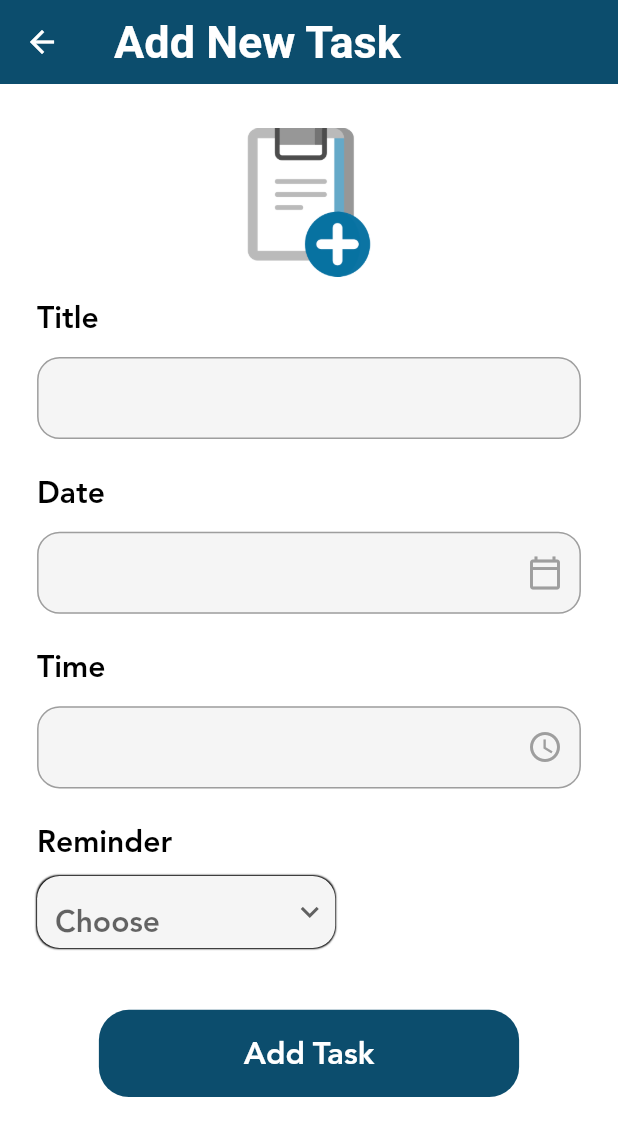
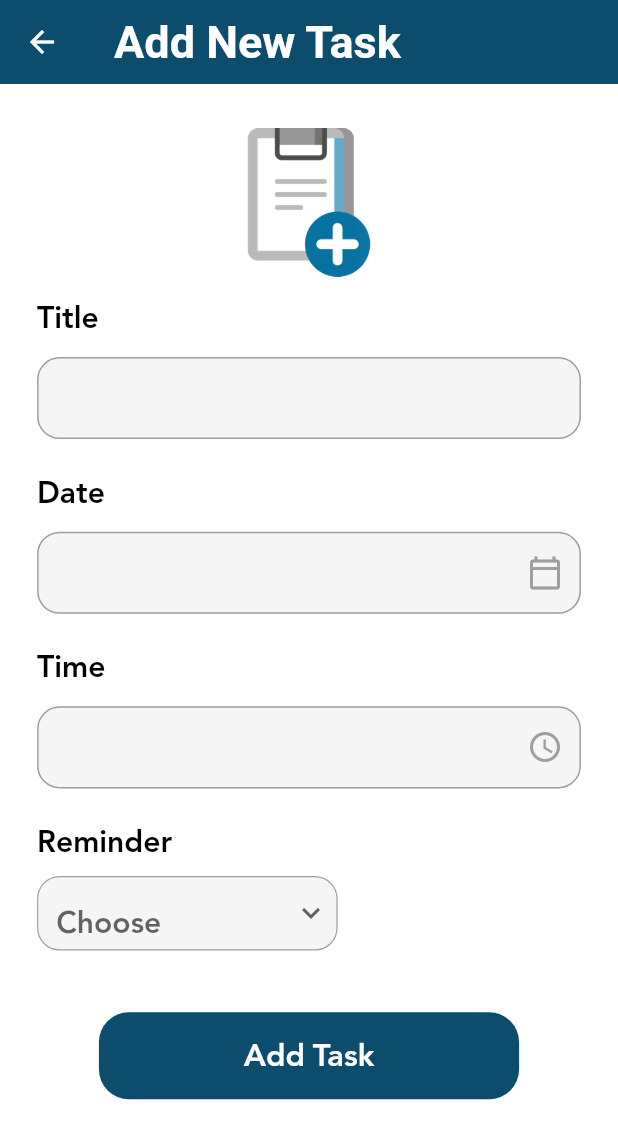
Before and after one commit to ahmedsaleh210/todo_app, a Flutter app: the AddTaskScreen screen opened directly, on a phone screen of 412 x 824 dp. Shown: the top 1139 px of the screen. Run offline on Flutter 3.47's test engine with Material 2 defaults, Android fonts, the phone set to English and light mode, and no system bars; our stand-ins replace bloc, buildcondition, cloud_firestore, device_preview, firebase_auth, firebase_core and 9 more; missing offline and left inert: flutter_facebook_auth; accounts and stored records are empty.

Commit message:
Add Reminder

```diff
--- a/lib/modules/addTask_screen/addtask_screen.dart
+++ b/lib/modules/addTask_screen/addtask_screen.dart
@@ -126,12 +126,10 @@ class AddTaskScreen extends StatelessWidget {
                     ),
                     Container(
                       decoration: BoxDecoration(
-                        color: Colors.white.withOpacity(0.96),
+                        color: Colors.grey.withOpacity(0.1),
                         borderRadius: BorderRadius.circular(15),
-                        boxShadow: [const BoxShadow(
-                          spreadRadius: 0.2,
-                          blurRadius: 0.2,
-                        )]
+                        border: Border.all(
+                            color: Colors.grey, style: BorderStyle.solid, width: 0.80),
                       ),
                       child: Padding(
                         padding: const EdgeInsets.only(left: 12.0,right:5),
```
Also changed, not shown: lib/layout/cubit/cubit.dart (+21 -11 lines).
